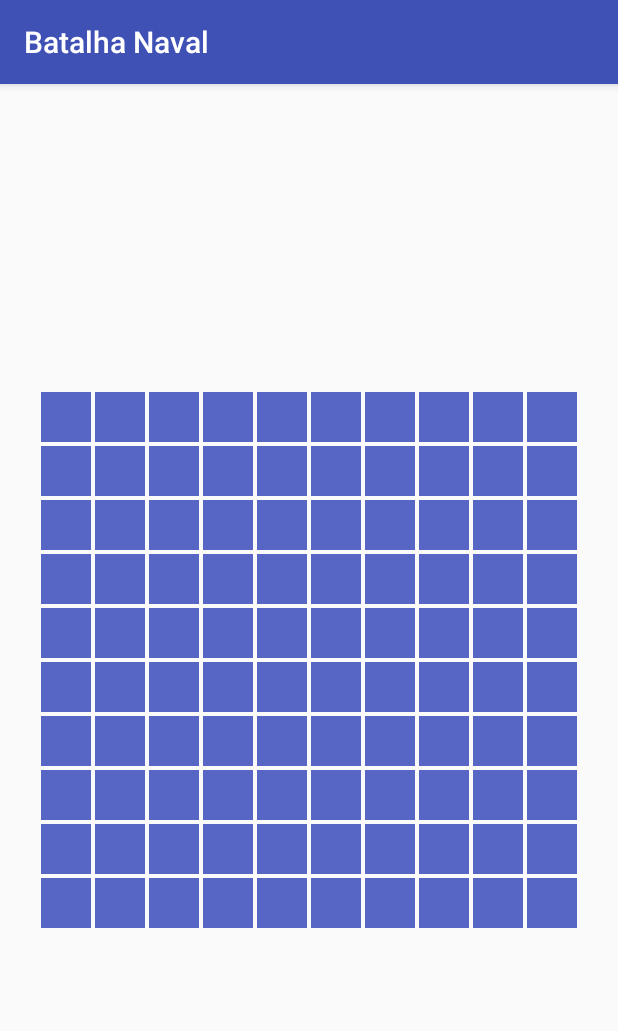
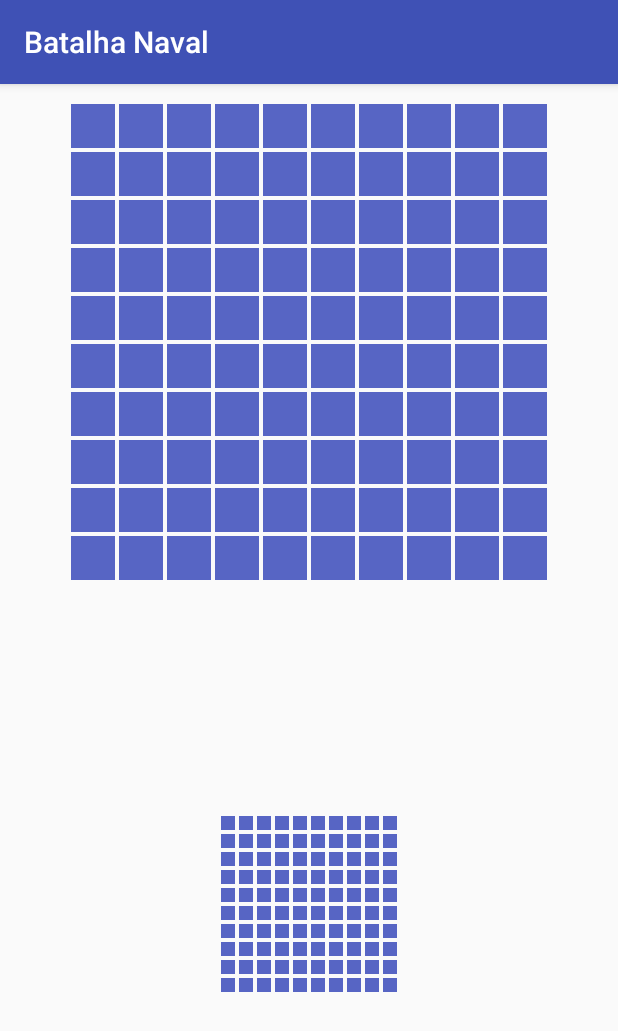
Before and after one commit to ciandt-dojos/kotlin, an Android app: the screen it shows after launch (JogoActivity), on a phone screen of 412 x 824 dp. Shown: the top 1031 px of the screen. Run offline under Robolectric (Android 15) with nearby library versions, the phone set to English and light mode, and no system bars.

Commit message:
Incluido o tabuleiro do adversario

```diff
--- a/app/src/main/java/com/ciandt/dojos/kotlin/batalhanaval/jogo/ui/JogoActivity.kt
+++ b/app/src/main/java/com/ciandt/dojos/kotlin/batalhanaval/jogo/ui/JogoActivity.kt
@@ -6,11 +6,12 @@ import android.support.v7.widget.DefaultItemAnimator
 import android.support.v7.widget.GridLayoutManager
 import android.util.Log
 import com.ciandt.dojos.kotlin.batalhanaval.R
-import kotlinx.android.synthetic.main.content_setup.*
+import kotlinx.android.synthetic.main.activity_jogo.*
 
 class JogoActivity : AppCompatActivity(), JogoAdapter.OnItemClickListener {
 
-    private lateinit var adapter: JogoAdapter
+    private lateinit var jogoAdapter: JogoAdapter
+    private lateinit var adversarioAdapter: JogoAdversarioAdapter
 
     override fun onCreate(savedInstanceState: Bundle?) {
         super.onCreate(savedInstanceState)
@@ -21,12 +22,20 @@ class JogoActivity : AppCompatActivity(), JogoAdapter.OnItemClickListener {
 
     private fun setupRecyclerView() {
         val tamanhoTabuleiro: Int = resources.getInteger(R.integer.tamanho_tabuleiro)
-        this.adapter = JogoAdapter(tamanhoTabuleiro, this@JogoActivity)
+        this.jogoAdapter = JogoAdapter(tamanhoTabuleiro, this@JogoActivity)
         with(tabuleiroRecyclerView) {
             layoutManager = GridLayoutManager(this@JogoActivity, tamanhoTabuleiro)
             itemAnimator = DefaultItemAnimator()
             setHasFixedSize(true)
-            adapter = this@JogoActivity.adapter
+            adapter = this@JogoActivity.jogoAdapter
+        }
+
+        this.adversarioAdapter = JogoAdversarioAdapter(tamanhoTabuleiro)
+        with(tabuleiroAdversarioRecyclerView) {
+            layoutManager = GridLayoutManager(this@JogoActivity, tamanhoTabuleiro)
+            itemAnimator = DefaultItemAnimator()
+            setHasFixedSize(true)
+            adapter = this@JogoActivity.adversarioAdapter
         }
     }
 
--- /dev/null
+++ b/app/src/main/java/com/ciandt/dojos/kotlin/batalhanaval/jogo/ui/JogoAdversarioAdapter.kt
@@ -0,0 +1,21 @@
+package com.ciandt.dojos.kotlin.batalhanaval.jogo.ui
+
+import android.support.v7.widget.RecyclerView
+import android.view.LayoutInflater
+import android.view.ViewGroup
+import com.ciandt.dojos.kotlin.batalhanaval.R
+
+class JogoAdversarioAdapter(private val tamanhoTabuleiro: Int) : RecyclerView.Adapter<JogoAdversarioViewHolder>() {
+
+    private val quantidadeCelulas: Int = Math.pow(tamanhoTabuleiro.toDouble(), 2.0).toInt()
+
+    override fun onBindViewHolder(holder: JogoAdversarioViewHolder?, position: Int) {
+    }
+
+    override fun getItemCount(): Int = quantidadeCelulas
+
+    override fun onCreateViewHolder(parent: ViewGroup?, viewType: Int): JogoAdversarioViewHolder {
+        val layout = LayoutInflater.from(parent?.context).inflate(R.layout.item_tabuleiro_jogo_adversario, parent, false)
+        return JogoAdversarioViewHolder(layout)
+    }
+}
--- /dev/null
+++ b/app/src/main/java/com/ciandt/dojos/kotlin/batalhanaval/jogo/ui/JogoAdversarioViewHolder.kt
@@ -0,0 +1,8 @@
+package com.ciandt.dojos.kotlin.batalhanaval.jogo.ui
+
+import android.support.v7.widget.RecyclerView
+import android.view.View
+
+class JogoAdversarioViewHolder(layout: View) : RecyclerView.ViewHolder(layout) {
+
+}
--- a/app/src/main/res/layout/activity_jogo.xml
+++ b/app/src/main/res/layout/activity_jogo.xml
@@ -5,19 +5,31 @@
     xmlns:tools="http://schemas.android.com/tools"
     android:layout_width="match_parent"
     android:layout_height="match_parent"
-    tools:context="com.ciandt.dojos.kotlin.batalhanaval.jogo.ui.JogoActivity"
-    tools:showIn="@layout/activity_jogo">
+    tools:context="com.ciandt.dojos.kotlin.batalhanaval.jogo.ui.JogoActivity">
 
     <android.support.v7.widget.RecyclerView
         android:id="@+id/tabuleiroRecyclerView"
         android:layout_width="wrap_content"
         android:layout_height="wrap_content"
+        android:layout_marginTop="12dp"
+        android:overScrollMode="never"
+        android:scrollbars="none"
+        app:layout_constraintLeft_toLeftOf="parent"
+        app:layout_constraintRight_toRightOf="parent"
+        app:layout_constraintTop_toTopOf="parent" />
+
+    <android.support.v7.widget.RecyclerView
+        android:id="@+id/tabuleiroAdversarioRecyclerView"
+        android:layout_width="wrap_content"
+        android:layout_height="wrap_content"
+        android:layout_marginBottom="8dp"
+        android:layout_marginTop="8dp"
         android:overScrollMode="never"
         android:scrollbars="none"
         app:layout_constraintBottom_toBottomOf="parent"
         app:layout_constraintLeft_toLeftOf="parent"
         app:layout_constraintRight_toRightOf="parent"
-        app:layout_constraintTop_toTopOf="parent"
-    />
+        app:layout_constraintTop_toBottomOf="@+id/tabuleiroRecyclerView"
+        app:layout_constraintVertical_bias="0.488" />
 
 </android.support.constraint.ConstraintLayout>
--- /dev/null
+++ b/app/src/main/res/layout/item_tabuleiro_jogo_adversario.xml
@@ -0,0 +1,15 @@
+<?xml version="1.0" encoding="utf-8"?>
+<FrameLayout
+    xmlns:android="http://schemas.android.com/apk/res/android"
+    android:layout_width="@dimen/item_tabuleiro_tamanho_adversario"
+    android:layout_height="@dimen/item_tabuleiro_tamanho_adversario"
+    android:foreground="?attr/selectableItemBackground">
+
+    <View
+        android:id="@+id/coloredAreaView"
+        android:layout_width="match_parent"
+        android:layout_height="match_parent"
+        android:layout_margin="1dp"
+        android:background="@color/colorItemAdversarioTabuleiroPadrao"/>
+
+</FrameLayout>
--- a/app/src/main/res/values/colors.xml
+++ b/app/src/main/res/values/colors.xml
@@ -8,5 +8,6 @@
     <color name="colorItemTabuleiroNavio">#42434E</color>
     <color name="colorItemTabuleiroNavioAtingido">#EE502C</color>
     <color name="colorItemTabuleiroAgua">#BBC1EA</color>
+    <color name="colorItemAdversarioTabuleiroPadrao">#5765C4</color>
     <color name="branco">#fff</color>
 </resources>
--- a/app/src/main/res/values/dimens.xml
+++ b/app/src/main/res/values/dimens.xml
@@ -1,6 +1,7 @@
 <resources>
     <dimen name="fab_margin">16dp</dimen>
-    <dimen name="item_tabuleiro_tamanho">36dp</dimen>
+    <dimen name="item_tabuleiro_tamanho">32dp</dimen>
+    <dimen name="item_tabuleiro_tamanho_adversario">12dp</dimen>
     <dimen name="item_tabuleiro_espacamento">0.5dp</dimen>
     <dimen name="item_selecao_padding">5dp</dimen>
     <dimen name="item_selecao_title_text_size">18sp</dimen>
```
Also changed, not shown: 1 other file.
